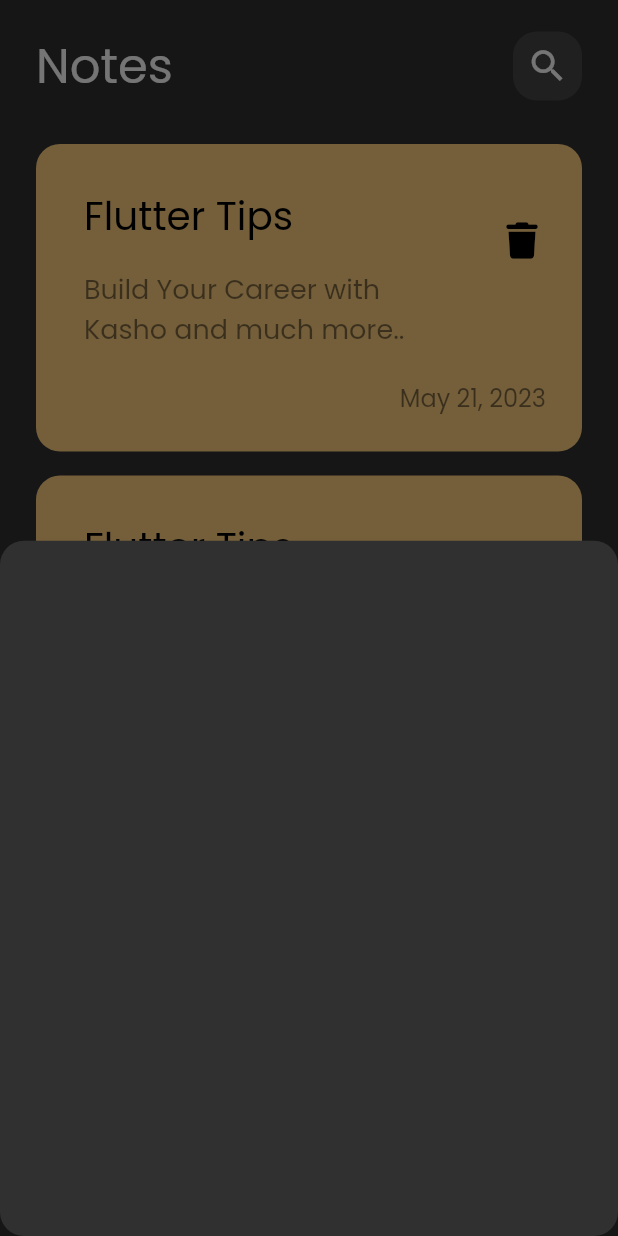
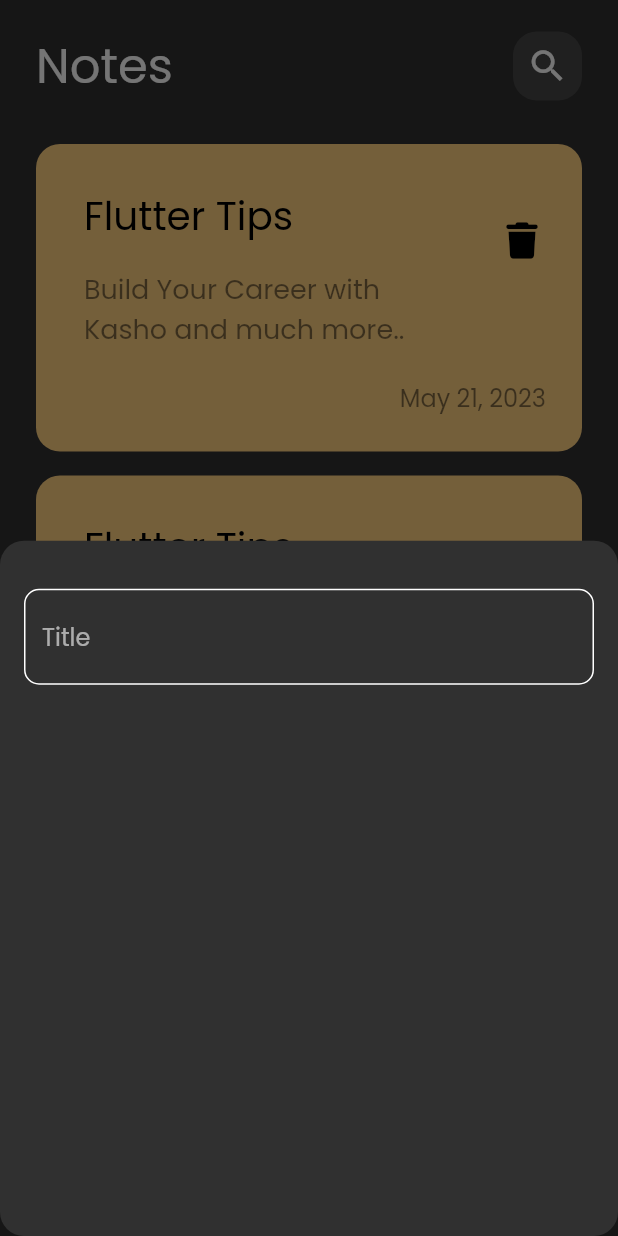
Before and after one commit to thekasho/notes_app_learning, a Flutter app: the screen it shows after launch, after a tap on the "add" icon, on a phone screen of 412 x 824 dp. Run offline on Flutter 3.47's test engine with Material 2 defaults, Android fonts, the phone set to English and light mode, and no system bars; our stand-ins replace font_awesome_flutter.

Commit message:
create text field

```diff
--- /dev/null
+++ b/lib/constants.dart
@@ -0,0 +1,3 @@
+import 'package:flutter/material.dart';
+
+const kPrimaryColor = Color(0xff62fcd7);
--- a/lib/views/notes_view.dart
+++ b/lib/views/notes_view.dart
@@ -1,6 +1,8 @@
 import 'package:flutter/material.dart';
 import 'package:notter/views/widgets/add_note_bottom_sheet.dart';
 import 'package:notter/views/widgets/notes_view_body.dart';
+
+import '../constants.dart';
 
 class NotesView extends StatelessWidget {
   const NotesView({Key? key}) : super(key: key);
@@ -18,6 +20,7 @@ class NotesView extends StatelessWidget {
             builder: (context) => const AddNoteBottomSheet(),
           );
         },
+        backgroundColor: kPrimaryColor,
         child: const Icon(Icons.add),
       ),
       body: const SafeArea(
--- a/lib/views/widgets/add_note_bottom_sheet.dart
+++ b/lib/views/widgets/add_note_bottom_sheet.dart
@@ -1,10 +1,19 @@
 import 'package:flutter/material.dart';
+import 'package:notter/views/widgets/custom_text_fiels.dart';
 
 class AddNoteBottomSheet extends StatelessWidget {
   const AddNoteBottomSheet({Key? key}) : super(key: key);
 
   @override
   Widget build(BuildContext context) {
-    return Container();
+    return const Padding(
+      padding: EdgeInsets.symmetric(horizontal: 16.0),
+      child: Column(
+        children: [
+          SizedBox(height: 32.0,),
+          CustomTextField(),
+        ],
+      ),
+    );
   }
 }
--- /dev/null
+++ b/lib/views/widgets/custom_text_fiels.dart
@@ -0,0 +1,29 @@
+import 'package:flutter/material.dart';
+
+import '../../constants.dart';
+
+class CustomTextField extends StatelessWidget {
+  const CustomTextField({Key? key}) : super(key: key);
+
+  @override
+  Widget build(BuildContext context) {
+    return TextField(
+      cursorColor: kPrimaryColor,
+      decoration: InputDecoration(
+        hintText: 'Title',
+        border: BuildBorder(),
+        enabledBorder: BuildBorder(),
+        focusedBorder: BuildBorder(kPrimaryColor),
+      ),
+    );
+  }
+
+  OutlineInputBorder BuildBorder([color]) {
+    return OutlineInputBorder(
+      borderRadius: BorderRadius.circular(10.0),
+      borderSide: BorderSide(
+        color: color ?? Colors.white,
+      ),
+    );
+  }
+}
```
